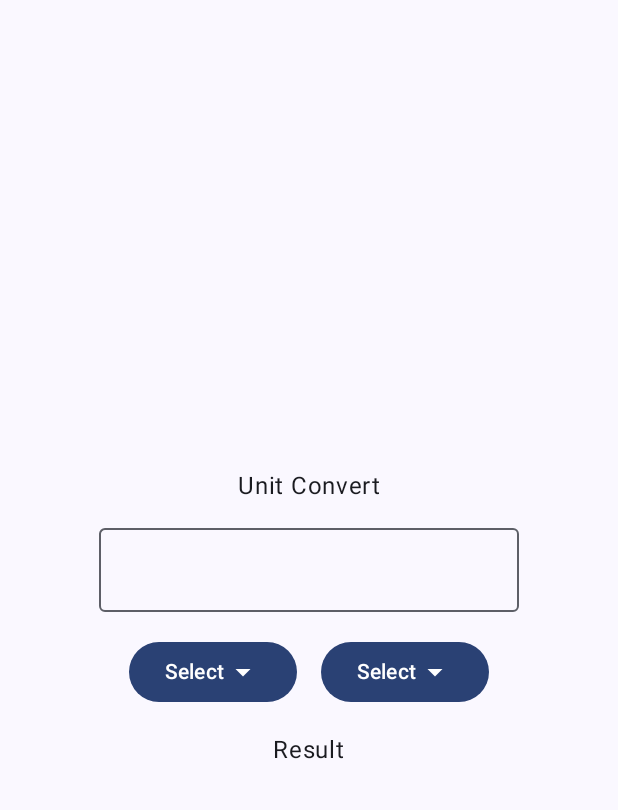
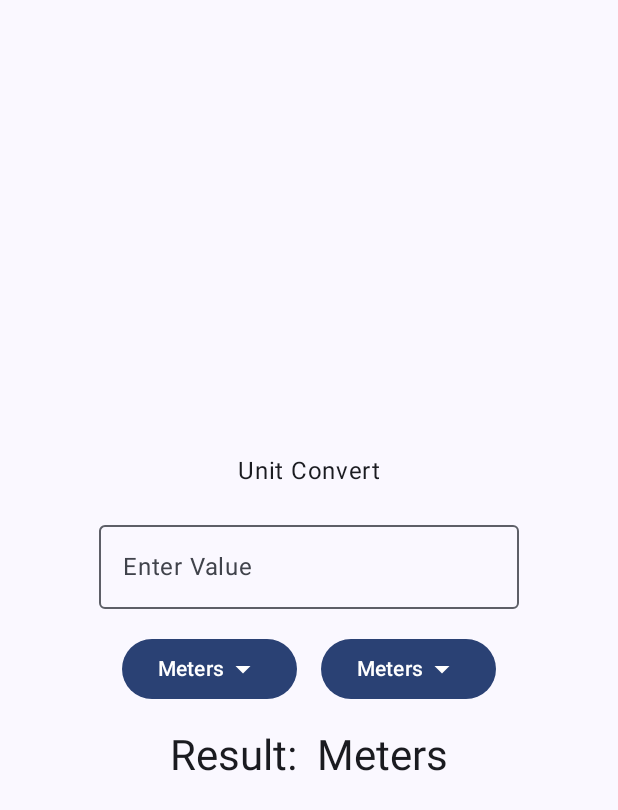
Before and after one commit to AndrySanjuu/UnitConverter, an Android app built with Jetpack Compose: the screen it shows after launch (MainActivity), on a phone screen of 412 x 824 dp. Shown: the top 810 px of the screen. Run offline under Robolectric (Android 15) with nearby library versions, the phone set to English and light mode, and no system bars.

Commit message:
DropMenu part2

```diff
--- a/app/src/main/java/com/example/unitconverter/MainActivity.kt
+++ b/app/src/main/java/com/example/unitconverter/MainActivity.kt
@@ -10,7 +10,6 @@ import androidx.compose.foundation.layout.Row
 import androidx.compose.foundation.layout.Spacer
 import androidx.compose.foundation.layout.fillMaxSize
 import androidx.compose.foundation.layout.height
-import androidx.compose.foundation.layout.padding
 import androidx.compose.foundation.layout.width
 import androidx.compose.material.icons.Icons
 import androidx.compose.material.icons.filled.ArrowDropDown
@@ -23,11 +22,16 @@ import androidx.compose.material3.OutlinedTextField
 import androidx.compose.material3.Surface
 import androidx.compose.material3.Text
 import androidx.compose.runtime.Composable
+import androidx.compose.runtime.getValue
+import androidx.compose.runtime.mutableStateOf
+import androidx.compose.runtime.remember
+import androidx.compose.runtime.setValue
 import androidx.compose.ui.Alignment
 import androidx.compose.ui.Modifier
 import androidx.compose.ui.tooling.preview.Preview
 import androidx.compose.ui.unit.dp
 import com.example.unitconverter.ui.theme.UnitConverterTheme
+import kotlin.math.roundToInt
 
 class MainActivity : ComponentActivity() {
     override fun onCreate(savedInstanceState: Bundle?) {
@@ -48,6 +52,22 @@ class MainActivity : ComponentActivity() {
 
 @Composable
 fun UnitConverter(){
+    var inputValue by remember { mutableStateOf("") }
+    var outputValue by remember { mutableStateOf("") }
+    var inputUnit by remember { mutableStateOf("Meters") }
+    var outputUnit by remember { mutableStateOf("Meters") }
+    var iExpanded by remember { mutableStateOf(false) }
+    var oExpanded by remember { mutableStateOf(false) }
+    var iconversionFactor = remember { mutableStateOf(1.0) }
+    var oConversionFactor = remember { mutableStateOf(1.0) }
+
+    fun convertUnits(){
+        val inputValueDouble = inputValue.toDoubleOrNull() ?: 0.0
+        val result = (inputValueDouble * iconversionFactor.value * 100.0 / oConversionFactor.value).roundToInt() / 100.0
+        outputValue = result.toString()
+    }
+
+
     Column (
         modifier = Modifier.fillMaxSize(),
         verticalArrangement = Arrangement.Center,
@@ -55,39 +75,107 @@ fun UnitConverter(){
     ) {
         Text(text = "Unit Convert")
         Spacer(modifier = Modifier.height(16.dp))
-        OutlinedTextField(value = "", onValueChange = {})
+        OutlinedTextField(
+            value = inputValue,
+            onValueChange = {
+                inputValue = it
+                convertUnits()
+                            },
+            label = { Text(text = "Enter Value")})
         Spacer(modifier = Modifier.height(16.dp))
         Row {
             Box {
-                Button(onClick = { /*TODO*/ }) {
-                    Text(text = "Select")
+                Button(onClick = { iExpanded = true }) {
+                    Text(text = inputUnit)
                     Icon(Icons.Default.ArrowDropDown , contentDescription = "Arrow Down" )
                 }
-                DropdownMenu(expanded = false, onDismissRequest = { /*TODO*/ }) {
-                    DropdownMenuItem(text = { Text(text = "Centimeters") }, onClick = { /*TODO*/ })
-                    DropdownMenuItem(text = { Text(text = "Meters") }, onClick = { /*TODO*/ })
-                    DropdownMenuItem(text = { Text(text = "Feet") }, onClick = { /*TODO*/ })
-                    DropdownMenuItem(text = { Text(text = "Milimiters") }, onClick = { /*TODO*/ })
+                DropdownMenu(expanded = iExpanded, onDismissRequest = { iExpanded = false }) {
+                    DropdownMenuItem(
+                        text = { Text(text = "Centimeters") },
+                        onClick = {
+                            iExpanded = false
+                            inputUnit = "Centimeters"
+                            iconversionFactor.value = 0.01
+                            convertUnits()
+                        })
+                    DropdownMenuItem(
+                        text = { Text(text = "Meters") },
+                        onClick = {
+                            iExpanded = false
+                            inputUnit = "Meters"
+                            iconversionFactor.value = 1.0
+                            convertUnits()
+                        })
+                    DropdownMenuItem(
+                        text = { Text(text = "Feet") },
+                        onClick = {
+                            iExpanded = false
+                            inputUnit = "Feet"
+                            iconversionFactor.value = 0.3048
+                            convertUnits()
+                        })
+                    DropdownMenuItem(
+                        text = { Text(text = "Millimeters") },
+                        onClick = {
+                            iExpanded = false
+                            inputUnit = "Millimeters"
+                            iconversionFactor.value = 0.001
+                            convertUnits()
+                        })
                 }
             }
             Spacer(modifier = Modifier.width(16.dp))
             Box {
-                Button(onClick = { /*TODO*/ }) {
-                    Text(text = "Select")
+                Button(onClick = { oExpanded = true }) {
+                    Text(text = outputUnit)
                     Icon(Icons.Default.ArrowDropDown , contentDescription = "Arrow Down" )
                 }
-                DropdownMenu(expanded = false, onDismissRequest = { /*TODO*/ }) {
-                    DropdownMenuItem(text = { Text(text = "Centimeters") }, onClick = { /*TODO*/ })
-                    DropdownMenuItem(text = { Text(text = "Meters") }, onClick = { /*TODO*/ })
-                    DropdownMenuItem(text = { Text(text = "Feet") }, onClick = { /*TODO*/ })
-                    DropdownMenuItem(text = { Text(text = "Milimiters") }, onClick = { /*TODO*/ })
+                DropdownMenu(expanded = oExpanded, onDismissRequest = { oExpanded = false }) {
+                    DropdownMenuItem(
+                        text = { Text(text = "Centimeters") },
+                        onClick = {
+                            oExpanded = false
+                            outputUnit = "Centimeters"
+                            oConversionFactor.value = 0.01
+                            convertUnits()
+                    })
+                    DropdownMenuItem(
+                        text = { Text(text = "Meters") },
+                        onClick = {
+                            oExpanded = false
+                            outputUnit = "Meters"
+                            oConversionFactor.value = 1.0
+                            convertUnits()
+                        })
+                    DropdownMenuItem(
+                        text = { Text(text = "Feet") },
+                        onClick = {
+                            oExpanded = false
+                            outputUnit = "Feet"
+                            oConversionFactor.value = 0.3048
+                            convertUnits()
+                        })
+                    DropdownMenuItem(
+                        text = { Text(text = "Millimeters") },
+                        onClick = {
+                            oExpanded = false
+                            outputUnit = "Millimeters"
+                            oConversionFactor.value = 0.001
+                            convertUnits()
+                        })
                 }
             }
         }
         Spacer(modifier = Modifier.height(16.dp))
-        Text(text = "Result")
+        Text(
+            text = "Result: $outputValue $outputUnit",
+            style = MaterialTheme.typography.headlineMedium)
     }
+
+
 }
+
+
 
 @Preview(showBackground = true)
 @Composable
```
